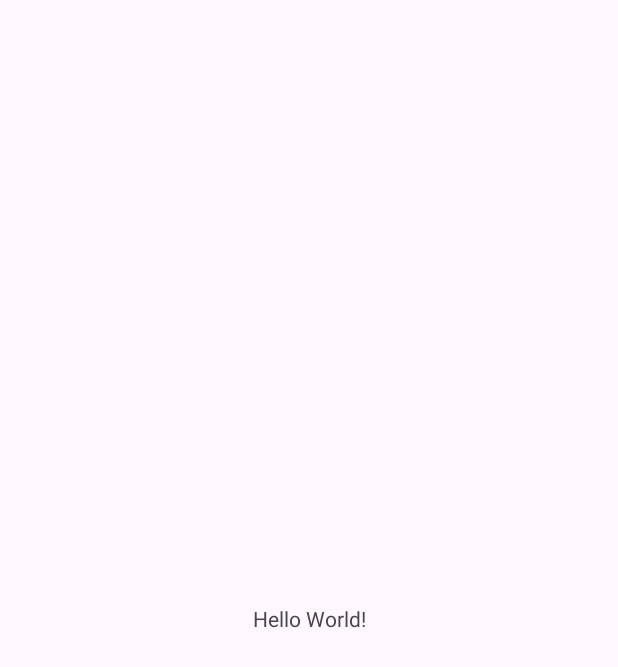
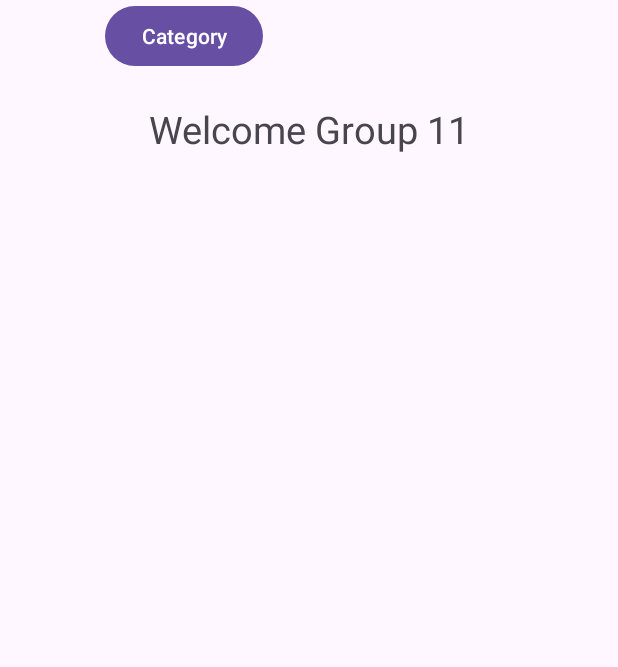
Before and after one commit to EricW321/Forum, an Android app: the MainActivity screen opened directly, with no data from a screen before it, on a phone screen of 412 x 824 dp. Before the commit the part shown is almost empty. Shown: the top 667 px of the screen. Run offline under Robolectric (Android 15) with nearby library versions, the phone set to English and light mode, and no system bars.

```diff
--- a/app/src/main/res/layout/activity_main.xml
+++ b/app/src/main/res/layout/activity_main.xml
@@ -9,10 +9,23 @@
     <TextView
         android:layout_width="wrap_content"
         android:layout_height="wrap_content"
-        android:text="Hello World!"
+        android:text="Welcome Group 11"
+        android:textSize="25sp"
         app:layout_constraintBottom_toBottomOf="parent"
         app:layout_constraintEnd_toEndOf="parent"
         app:layout_constraintStart_toStartOf="parent"
-        app:layout_constraintTop_toTopOf="parent" />
+        app:layout_constraintTop_toTopOf="parent"
+        app:layout_constraintVertical_bias="0.087" />
+
+    <Button
+        android:id="@+id/button"
+        android:layout_width="wrap_content"
+        android:layout_height="wrap_content"
+        android:text="@string/btn_category"
+        app:layout_constraintEnd_toEndOf="parent"
+        app:layout_constraintHorizontal_bias="0.229"
+        app:layout_constraintStart_toStartOf="parent"
+        tools:layout_editor_absoluteY="152dp" />
+
 
 </androidx.constraintlayout.widget.ConstraintLayout>
--- a/app/src/main/res/values/strings.xml
+++ b/app/src/main/res/values/strings.xml
@@ -14,5 +14,6 @@
     <string name="forgot_password">forgot_password</string>
     <string name="welcome_messages">Welcome, %1$s!</string>
     <string name="logo_description">Logo description</string>
+    <string name="btn_category">Category</string>
 
 </resources>
```
